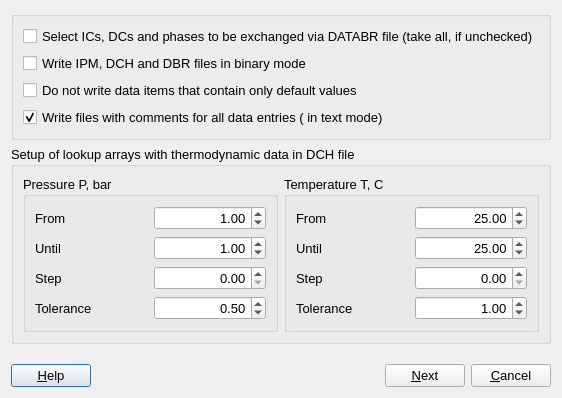
This is gems3/vizor4/dlg4/LookupDialog4.ui in gemshub/GEMSGUI as Qt 5 draws it before an edit. The edited form follows.
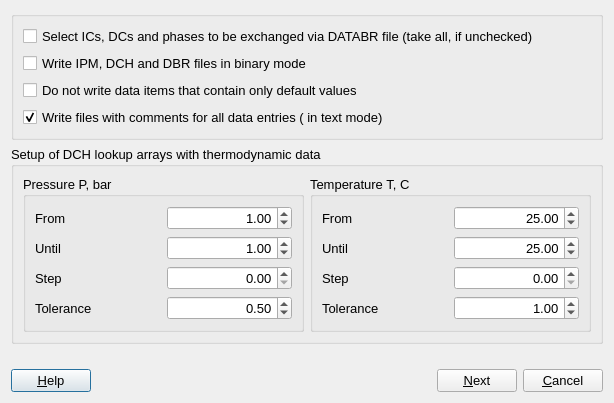
This is the edited form.

What changed in the file:
```diff
--- a/gems3/vizor4/dlg4/LookupDialog4.ui
+++ b/gems3/vizor4/dlg4/LookupDialog4.ui
@@ -1,12 +1,12 @@
 <ui version="4.0" >
  <class>LookupDialogData</class>
- <widget class="QDialog" name="LookupDialogData" >
-  <property name="geometry" >
+ <widget class="QDialog" name="LookupDialogData">
+  <property name="geometry">
    <rect>
     <x>0</x>
     <y>0</y>
-    <width>523</width>
-    <height>398</height>
+    <width>614</width>
+    <height>403</height>
    </rect>
   </property>
   <property name="font" >
@@ -71,10 +71,10 @@
      </property>
     </spacer>
    </item>
-   <item row="2" column="0" colspan="5" >
-    <widget class="QGroupBox" name="groupBox_2" >
-     <property name="title" >
-      <string>Setup of lookup arrays with thermodynamic data in DCH file</string>
+   <item row="2" column="0" colspan="5">
+    <widget class="QGroupBox" name="groupBox_2">
+     <property name="title">
+      <string>Setup of DCH lookup arrays with thermodynamic data </string>
      </property>
      <layout class="QHBoxLayout" name="horizontalLayout" >
       <item>
```
Left out of the diff: 243 changed lines with no effect on the pictures.
